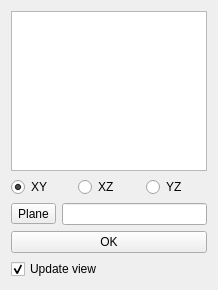
This is src/Mod/PartDesign/Gui/TaskMirroredParameters.ui in berndhahnebach/All_FreeCAD as Qt 5 draws it before an edit. The edited form follows.
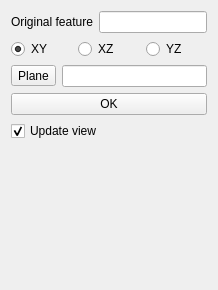
This is the edited form.

Commit message: PartDesign: restrict patterns to only one original and improve selection of references

```diff
--- a/src/Mod/PartDesign/Gui/TaskMirroredParameters.ui
+++ b/src/Mod/PartDesign/Gui/TaskMirroredParameters.ui
@@ -15,7 +15,18 @@
   </property>
   <layout class="QVBoxLayout" name="verticalLayout">
    <item>
-    <widget class="QListWidget" name="listFeatures"/>
+    <layout class="QHBoxLayout" name="horizontalLayoutOriginal">
+     <item>
+      <widget class="QLabel" name="labelOriginal">
+       <property name="text">
+        <string>Original feature</string>
+       </property>
+      </widget>
+     </item>
+     <item>
+      <widget class="QLineEdit" name="lineOriginal"/>
+     </item>
+    </layout>
    </item>
    <item>
     <layout class="QHBoxLayout" name="horizontalLayout_2">
@@ -52,6 +63,9 @@
        <property name="text">
         <string>Plane</string>
        </property>
+       <property name="checkable">
+        <bool>true</bool>
+       </property>
       </widget>
      </item>
      <item>
@@ -80,6 +94,19 @@
      </property>
     </widget>
    </item>
+   <item>
+    <spacer name="verticalSpacer">
+     <property name="orientation">
+      <enum>Qt::Vertical</enum>
+     </property>
+     <property name="sizeHint" stdset="0">
+      <size>
+       <width>20</width>
+       <height>40</height>
+      </size>
+     </property>
+    </spacer>
+   </item>
   </layout>
  </widget>
  <resources/>
```
The commit also changes 17 other files.
